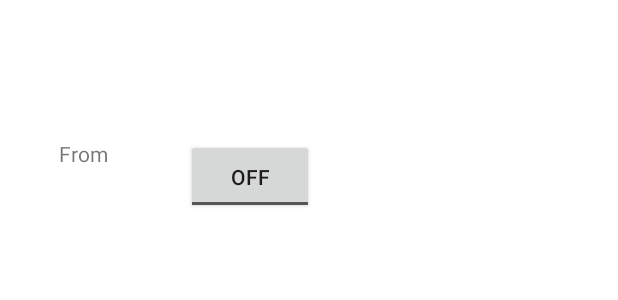
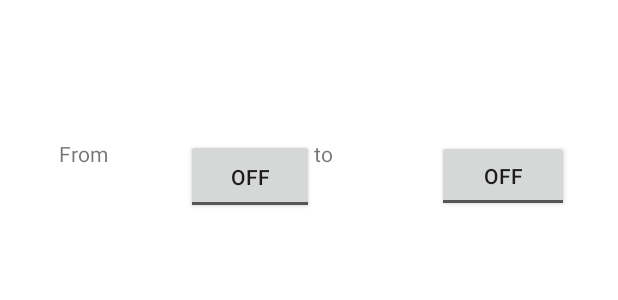
Before and after one commit to hoda-mawlawi/CurrencyConverter2.0, an Android app: the layout calculator.xml on its own in the app's theme, with its tools: preview values and no code run, on a phone screen of 412 x 824 dp. Shown: the top 300 px of the screen. Run offline under Robolectric (Android 15) with nearby library versions, the phone set to English and light mode, and no system bars.

Commit message:
add textView (to) and second tonggle

```diff
--- a/app/src/main/res/layout/calculator.xml
+++ b/app/src/main/res/layout/calculator.xml
@@ -30,4 +30,28 @@
         app:layout_constraintTop_toTopOf="parent"
         app:layout_constraintVertical_bias="0.120000005" />
 
+    <TextView
+        android:id="@+id/to"
+        android:layout_width="85dp"
+        android:layout_height="50dp"
+        android:text="to"
+        app:layout_constraintBottom_toBottomOf="parent"
+        app:layout_constraintEnd_toEndOf="parent"
+        app:layout_constraintHorizontal_bias="0.64"
+        app:layout_constraintStart_toStartOf="parent"
+        app:layout_constraintTop_toTopOf="parent"
+        app:layout_constraintVertical_bias="0.120000005" />
+
+    <ToggleButton
+        android:id="@+id/toggleButton2"
+        android:layout_width="wrap_content"
+        android:layout_height="wrap_content"
+        android:text="ToggleButton"
+        app:layout_constraintBottom_toBottomOf="parent"
+        app:layout_constraintEnd_toEndOf="parent"
+        app:layout_constraintHorizontal_bias="0.9"
+        app:layout_constraintStart_toStartOf="parent"
+        app:layout_constraintTop_toTopOf="parent"
+        app:layout_constraintVertical_bias="0.120000005"/>
+
 </androidx.constraintlayout.widget.ConstraintLayout>
```
